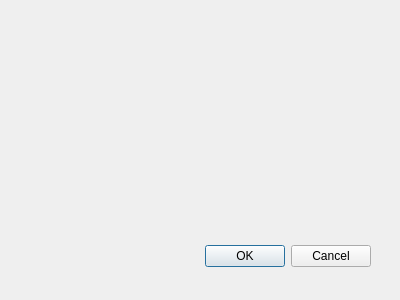
This is settingseditor.ui in Jok101r/TextJokEditor as Qt 5 draws it before an edit. The edited form follows.
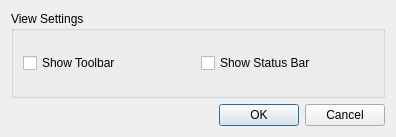
This is the edited form.

Patch:
```diff
--- a/settingseditor.ui
+++ b/settingseditor.ui
@@ -8,22 +8,39 @@
    <rect>
     <x>0</x>
     <y>0</y>
-    <width>400</width>
-    <height>300</height>
+    <width>396</width>
+    <height>137</height>
    </rect>
   </property>
   <property name="windowTitle">
    <string>Dialog</string>
   </property>
-  <widget name="buttonBox" class="QDialogButtonBox">
-   <property name="geometry">
-    <rect>
-     <x>30</x>
-     <y>240</y>
-     <width>341</width>
-     <height>32</height>
-    </rect>
-   </property>
+  <layout class="QVBoxLayout" name="verticalLayout">
+   <item>
+    <widget class="QGroupBox" name="groupBox">
+     <property name="title">
+      <string>View Settings</string>
+     </property>
+     <layout class="QHBoxLayout" name="horizontalLayout">
+      <item>
+       <widget class="QCheckBox" name="showToolbarCheckBox">
+        <property name="text">
+         <string>Show Toolbar</string>
+        </property>
+       </widget>
+      </item>
+      <item>
+       <widget class="QCheckBox" name="showStatusBarCheckBox">
+        <property name="text">
+         <string>Show Status Bar</string>
+        </property>
+       </widget>
+      </item>
+     </layout>
+    </widget>
+   </item>
+   <item>
+    <widget class="QDialogButtonBox" name="buttonBox">
    <property name="orientation">
     <enum>Qt::Horizontal</enum>
    </property>
@@ -31,6 +48,8 @@
     <set>QDialogButtonBox::Cancel|QDialogButtonBox::Ok</set>
    </property>
   </widget>
+   </item>
+  </layout>
  </widget>
  <pixmapfunction/>
  <resources/>
```
Left out of the diff: 9 changed lines with no effect on the pictures. Lines whose indentation alone changed are shown as unchanged.
